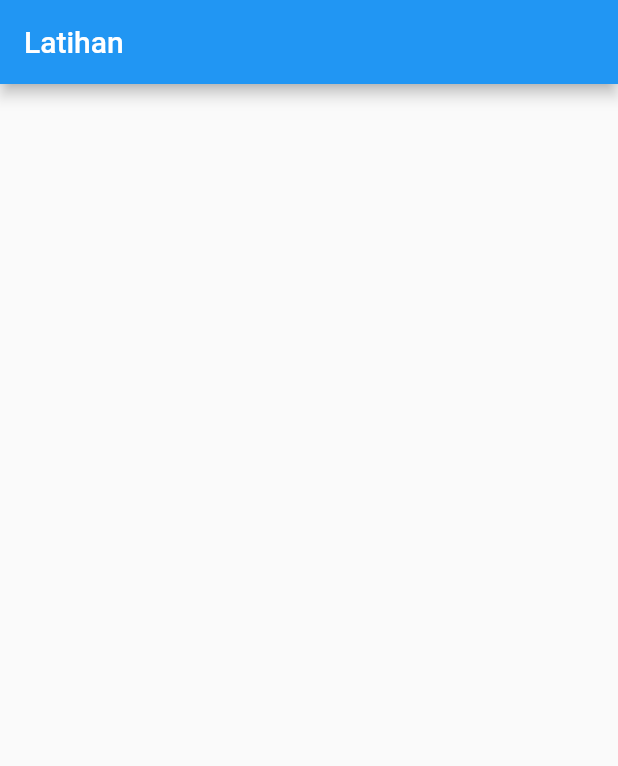
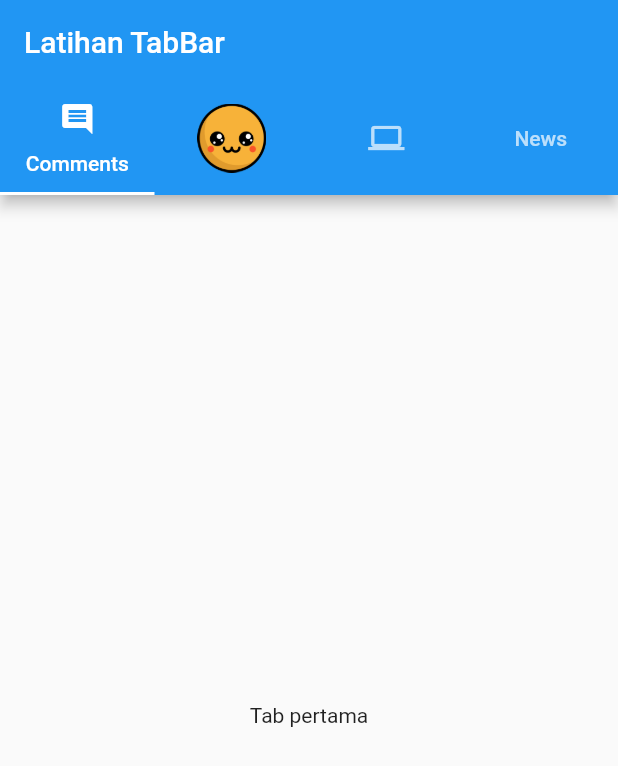
Before and after one commit to akbariyansyah/latihan-flutter, a Flutter app: the screen it shows after launch, on a phone screen of 412 x 824 dp. Shown: the top 766 px of the screen. Run offline on Flutter 3.47's test engine with Material 2 defaults, Android fonts, the phone set to English and light mode, and no system bars.

Commit message:
-Initial Commit

```diff
--- a/lib/main.dart
+++ b/lib/main.dart
@@ -13,14 +13,47 @@ class MyApp extends StatelessWidget {
     );
   }
 }
-
+class SecondPage extends StatelessWidget {
+  @override
+  Widget build(BuildContext context) {
+    return Scaffold(
+      body: Center(
+        child: Text("This is working"),
+      ),
+    );
+  }
+}
 class MainPage extends StatelessWidget {
   @override
   Widget build(BuildContext context) {
-    return Scaffold(
+    return DefaultTabController(
+      length: 4,
+      child: Scaffold(
         appBar: AppBar(
-          title: Text("Latihan "),
+          title: Text("Latihan TabBar"),
+          bottom: TabBar(
+            tabs: [
+              Tab(
+                icon: Icon(Icons.comment),
+                text: "Comments",
+              ),
+              Tab(child: Image(image: AssetImage("assets/cute.png"))),
+              Tab(
+                icon: Icon(Icons.computer),
+              ),
+              Tab(
+                text: "News",
+              ),
+            ],
+          ),
         ),
-        body: Container());
+        body: TabBarView(children: [
+          Center(child: Text("Tab pertama")),
+          Center(child: Text("Tab kedua")),
+          Center(child: Text("Tab ketiga")),
+          Center(child: Text("Tab keempat")),
+        ]),
+      ),
+    );
   }
 }
```
Also changed, not shown: assets/cute.png (added).
